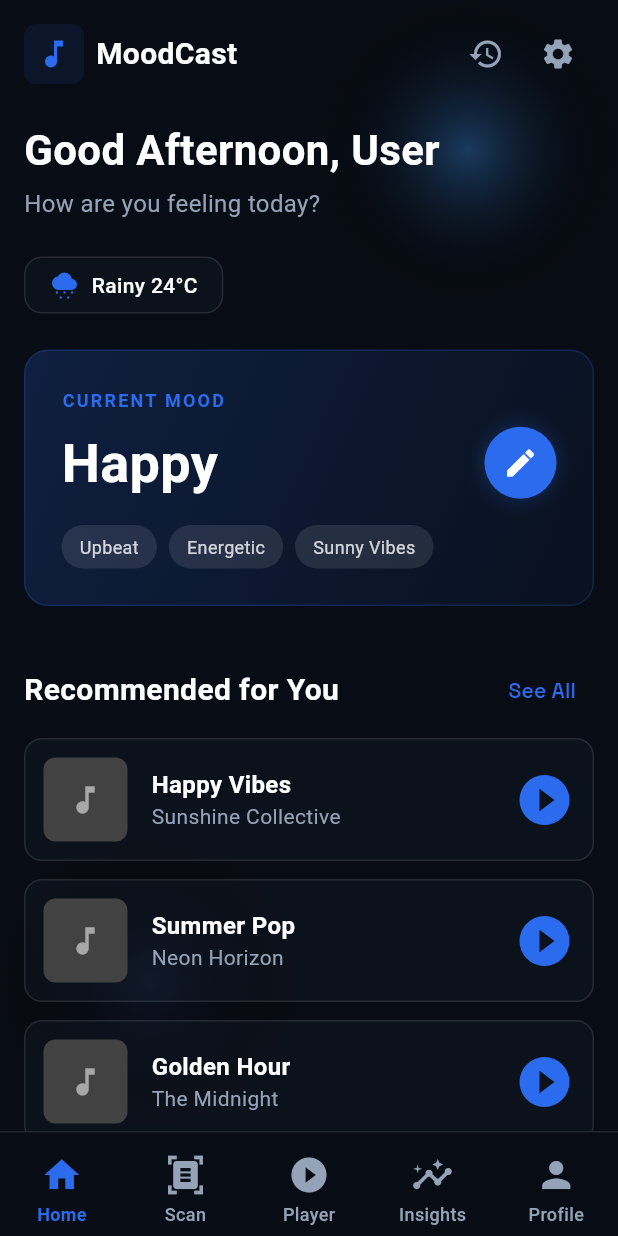
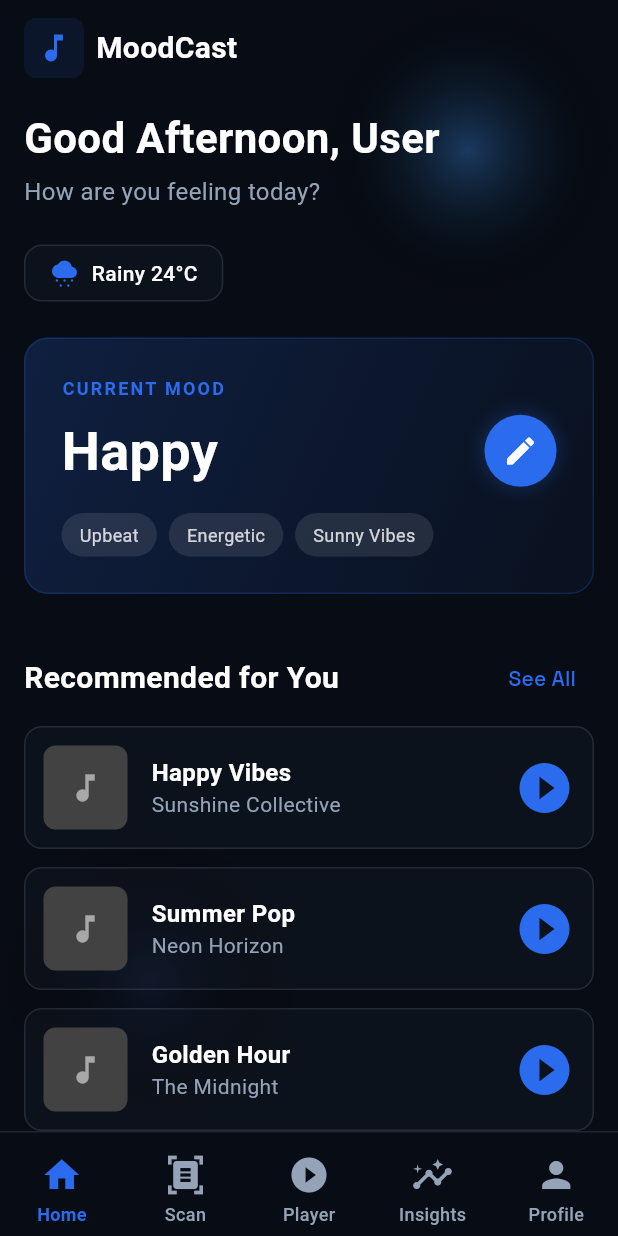
Before and after one commit to 5h3ld0rr/Mood-Cast, a Flutter app: the screen it shows after launch, after a tap on "LOG IN", on a phone screen of 412 x 824 dp. Run offline on Flutter 3.47's test engine with Material 3 defaults, Android fonts, the phone set to English and light mode, and no system bars; our stand-ins replace camera, google_fonts; network calls fail.

Commit message:
Remove Settings and History icons from screen headers

```diff
--- a/lib/screens/analysis.dart
+++ b/lib/screens/analysis.dart
@@ -129,10 +129,7 @@ class _AnalysisScreenState extends State<AnalysisScreen> {
                           fontWeight: FontWeight.bold,
                         ),
                       ),
-                      IconButton(
-                        icon: const Icon(Icons.settings, color: Colors.white),
-                        onPressed: () {},
-                      ),
+                      const SizedBox(width: 48),
                     ],
                   ),
                 ),
--- a/lib/screens/home.dart
+++ b/lib/screens/home.dart
@@ -81,24 +81,7 @@ class HomeScreen extends StatelessWidget {
                           ),
                         ],
                       ),
-                      Row(
-                        children: [
-                          IconButton(
-                            icon: const Icon(
-                              Icons.history,
-                              color: AppTheme.textMuted,
-                            ),
-                            onPressed: () {},
-                          ),
-                          IconButton(
-                            icon: const Icon(
-                              Icons.settings,
-                              color: AppTheme.textMuted,
-                            ),
-                            onPressed: () {},
-                          ),
-                        ],
-                      ),
+                      const SizedBox(),
                     ],
                   ),
                 ),
--- a/lib/screens/insights.dart
+++ b/lib/screens/insights.dart
@@ -84,13 +84,6 @@ class InsightsScreen extends StatelessWidget {
                           IconButton(
                             icon: const Icon(
                               Icons.calendar_month,
-                              color: AppTheme.textMuted,
-                            ),
-                            onPressed: () {},
-                          ),
-                          IconButton(
-                            icon: const Icon(
-                              Icons.settings,
                               color: AppTheme.textMuted,
                             ),
                             onPressed: () {},
--- a/lib/screens/profile.dart
+++ b/lib/screens/profile.dart
@@ -57,12 +57,7 @@ class ProfileScreen extends StatelessWidget {
                       fontWeight: FontWeight.bold,
                     ),
                   ),
-                  actions: [
-                    IconButton(
-                      icon: const Icon(Icons.settings, color: Colors.white),
-                      onPressed: () {},
-                    ),
-                  ],
+                  actions: [],
                 ),
                 SliverToBoxAdapter(
                   child: Padding(
```
